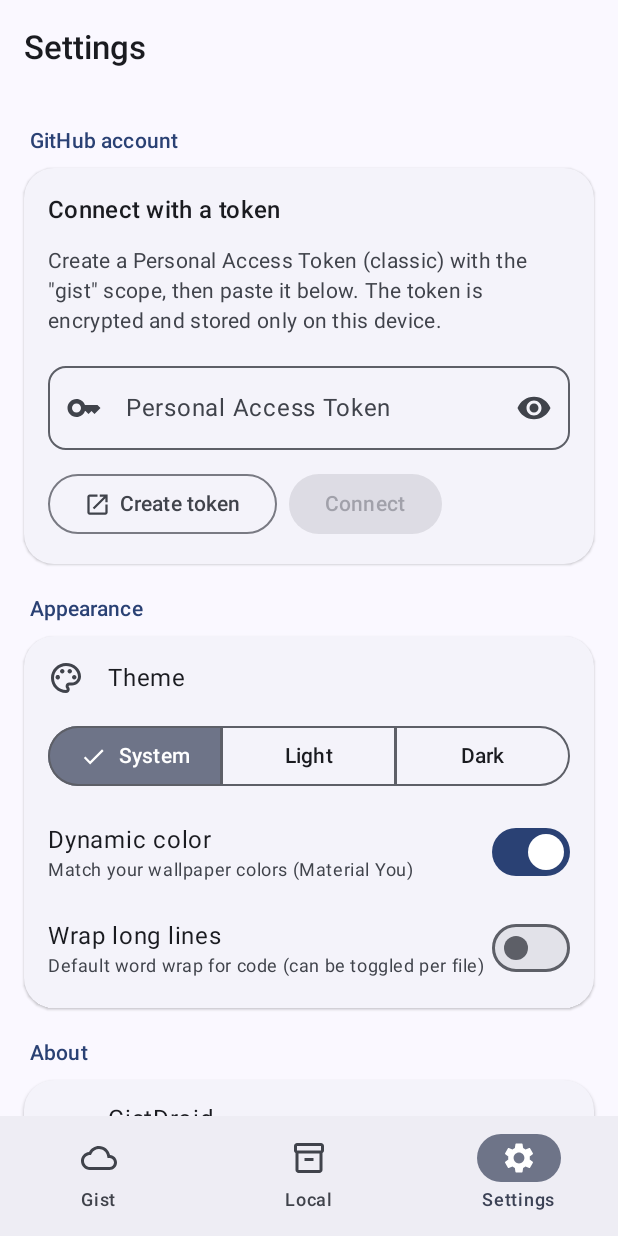
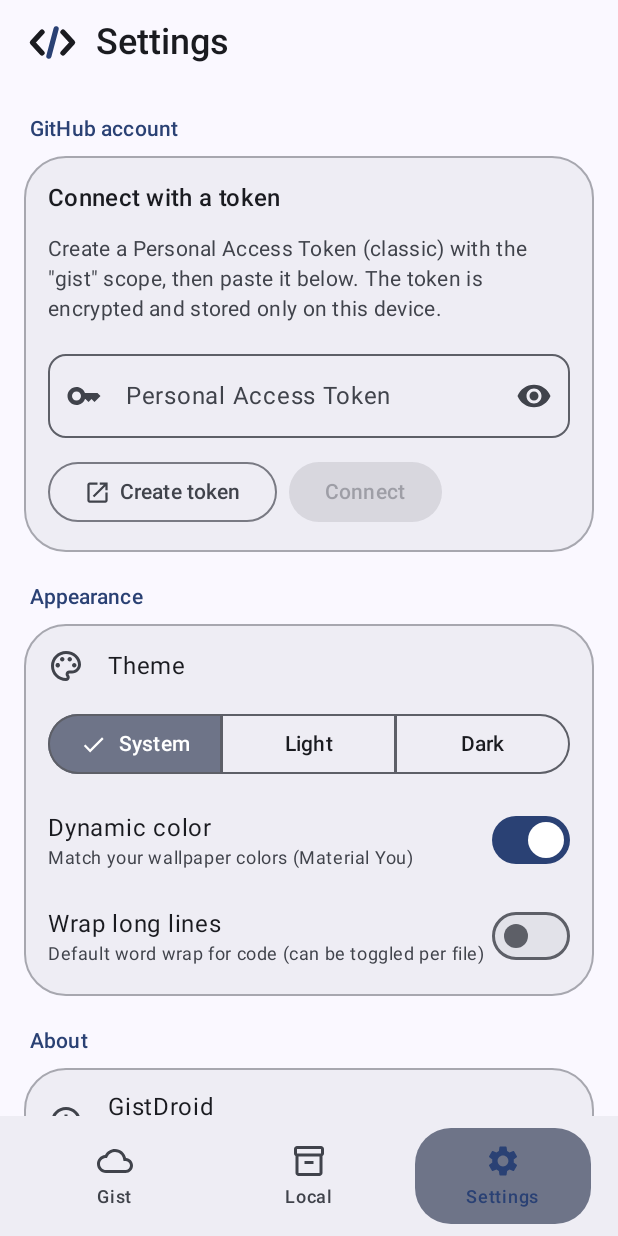
Before and after one commit to iamgiven/GistDroid, an Android app built with Jetpack Compose: the screen it shows after launch (MainActivity), after a tap on "Connect account", on a phone screen of 412 x 824 dp. Run offline under Robolectric (Android 15) with nearby library versions, the phone set to English and light mode, and no system bars; our stand-ins replace Room's generated code.

Commit message:
Header logo, outlined cards with status badges, pill navigation bar
- Theme-aware </> logo next to Gists, Local Snippets and Settings titles
- Tighter header: equal gap above and below the search field
- Cards: tonal container, hairline border, 28dp corners, divider, status badge
- Custom bottom bar with a wide pill indicator around icon and label
- Smaller filter chip spacing

```diff
--- a/app/src/main/java/io/github/iamgiven/gistdroid/ui/AppNavigation.kt
+++ b/app/src/main/java/io/github/iamgiven/gistdroid/ui/AppNavigation.kt
@@ -32,6 +32,8 @@ import androidx.navigation.compose.composable
 import androidx.navigation.compose.currentBackStackEntryAsState
 import androidx.navigation.compose.rememberNavController
 import androidx.navigation.navArgument
+import io.github.iamgiven.gistdroid.ui.components.AppNavigationBar
+import io.github.iamgiven.gistdroid.ui.components.NavItem
 import io.github.iamgiven.gistdroid.ui.editor.EditorScreen
 import io.github.iamgiven.gistdroid.ui.editor.EditorTarget
 import io.github.iamgiven.gistdroid.ui.gists.GistDetailScreen
@@ -54,12 +56,10 @@ private object Routes {
     const val NEW = "new"
 }
 
-private data class TopLevel(val route: String, val label: String, val icon: ImageVector, val selectedIcon: ImageVector)
-
 private val topLevels = listOf(
-    TopLevel(Routes.GISTS, "Gist", Icons.Outlined.Cloud, Icons.Filled.Cloud),
-    TopLevel(Routes.LOCAL, "Local", Icons.Outlined.Inventory2, Icons.Filled.Inventory2),
-    TopLevel(Routes.SETTINGS, "Settings", Icons.Outlined.Settings, Icons.Filled.Settings),
+    NavItem(Routes.GISTS, "Gist", Icons.Outlined.Cloud, Icons.Filled.Cloud),
+    NavItem(Routes.LOCAL, "Local", Icons.Outlined.Inventory2, Icons.Filled.Inventory2),
+    NavItem(Routes.SETTINGS, "Settings", Icons.Outlined.Settings, Icons.Filled.Settings),
 )
 
 private fun NavHostController.navigateTopLevel(route: String) = navigate(route) {
@@ -86,16 +86,8 @@ fun GistDroidNavHost() {
         contentWindowInsets = WindowInsets(0),
         bottomBar = {
             AnimatedVisibility(showBar, enter = expandVertically(), exit = shrinkVertically()) {
-                NavigationBar {
-                    topLevels.forEach { item ->
-                        val selected = currentRoute == item.route
-                        NavigationBarItem(
-                            selected = selected,
-                            onClick = { if (!selected) nav.navigateTopLevel(item.route) },
-                            icon = { Icon(if (selected) item.selectedIcon else item.icon, null) },
-                            label = { Text(item.label) },
-                        )
-                    }
+                AppNavigationBar(topLevels, currentRoute) { item ->
+                    if (item.route != currentRoute) nav.navigateTopLevel(item.route)
                 }
             }
         },
--- /dev/null
+++ b/app/src/main/java/io/github/iamgiven/gistdroid/ui/components/Cards.kt
@@ -0,0 +1,283 @@
+package io.github.iamgiven.gistdroid.ui.components
+
+import androidx.compose.animation.Crossfade
+import androidx.compose.animation.animateColorAsState
+import androidx.compose.animation.animateContentSize
+import androidx.compose.foundation.BorderStroke
+import androidx.compose.foundation.Canvas
+import androidx.compose.foundation.background
+import androidx.compose.foundation.clickable
+import androidx.compose.foundation.layout.Arrangement
+import androidx.compose.foundation.layout.Box
+import androidx.compose.foundation.layout.Column
+import androidx.compose.foundation.layout.ColumnScope
+import androidx.compose.foundation.layout.Row
+import androidx.compose.foundation.layout.RowScope
+import androidx.compose.foundation.layout.Spacer
+import androidx.compose.foundation.layout.WindowInsets
+import androidx.compose.foundation.layout.WindowInsetsSides
+import androidx.compose.foundation.layout.fillMaxHeight
+import androidx.compose.foundation.layout.fillMaxWidth
+import androidx.compose.foundation.layout.height
+import androidx.compose.foundation.layout.navigationBars
+import androidx.compose.foundation.layout.only
+import androidx.compose.foundation.layout.padding
+import androidx.compose.foundation.layout.safeDrawing
+import androidx.compose.foundation.layout.size
+import androidx.compose.foundation.layout.width
+import androidx.compose.foundation.layout.windowInsetsPadding
+import androidx.compose.foundation.shape.CircleShape
+import androidx.compose.foundation.shape.RoundedCornerShape
+import androidx.compose.material3.Card
+import androidx.compose.material3.CardDefaults
+import androidx.compose.material3.HorizontalDivider
+import androidx.compose.material3.Icon
+import androidx.compose.material3.MaterialTheme
+import androidx.compose.material3.Surface
+import androidx.compose.material3.Text
+import androidx.compose.runtime.Composable
+import androidx.compose.runtime.getValue
+import androidx.compose.ui.Alignment
+import androidx.compose.ui.Modifier
+import androidx.compose.ui.draw.clip
+import androidx.compose.ui.geometry.Offset
+import androidx.compose.ui.graphics.Color
+import androidx.compose.ui.graphics.Path
+import androidx.compose.ui.graphics.StrokeCap
+import androidx.compose.ui.graphics.StrokeJoin
+import androidx.compose.ui.graphics.drawscope.Stroke
+import androidx.compose.ui.graphics.vector.ImageVector
+import androidx.compose.ui.text.AnnotatedString
+import androidx.compose.ui.text.font.FontWeight
+import androidx.compose.ui.text.style.TextOverflow
+import androidx.compose.ui.unit.dp
+import androidx.compose.ui.unit.sp
+
+val CardShape = RoundedCornerShape(28.dp)
+private val InnerShape = RoundedCornerShape(20.dp)
+
+@Composable
+fun cardBorder() = BorderStroke(1.dp, MaterialTheme.colorScheme.outlineVariant.copy(alpha = 0.6f))
+
+/** The app's "</>" mark without background: chevrons follow the text color, the slash uses primary. */
+@Composable
+fun AppLogo(modifier: Modifier = Modifier.size(30.dp)) {
+    val chevron = MaterialTheme.colorScheme.onSurface
+    val slash = MaterialTheme.colorScheme.primary
+    Canvas(modifier) {
+        // Same geometry as the launcher icon, cropped to its 56-unit content box.
+        val k = size.minDimension / 56f
+        fun p(x: Float, y: Float) = Offset((x - 26f) * k, (y - 26f) * k)
+        val stroke = Stroke(width = 6.5f * k, cap = StrokeCap.Round, join = StrokeJoin.Round)
+        val chevrons = Path().apply {
+            moveTo(p(41f, 41f).x, p(41f, 41f).y); lineTo(p(29f, 54f).x, p(29f, 54f).y); lineTo(p(41f, 67f).x, p(41f, 67f).y)
+            moveTo(p(67f, 41f).x, p(67f, 41f).y); lineTo(p(79f, 54f).x, p(79f, 54f).y); lineTo(p(67f, 67f).x, p(67f, 67f).y)
+        }
+        drawPath(chevrons, chevron, style = stroke)
+        drawLine(slash, p(58.5f, 37f), p(49.5f, 71f), strokeWidth = stroke.width, cap = StrokeCap.Round)
+    }
+}
+
+/** Top header for top-level screens: logo + title, then optional controls (search, filters). */
+@Composable
+fun ListHeader(title: String, content: @Composable ColumnScope.() -> Unit = {}) {
+    Surface(color = MaterialTheme.colorScheme.background) {
+        Column(
+            Modifier
+                .fillMaxWidth()
+                .windowInsetsPadding(WindowInsets.safeDrawing.only(WindowInsetsSides.Top + WindowInsetsSides.Horizontal))
+        ) {
+            Row(
+                Modifier.padding(start = 20.dp, end = 16.dp, top = 12.dp, bottom = HEADER_GAP),
+                verticalAlignment = Alignment.CenterVertically,
+            ) {
+                AppLogo(Modifier.size(30.dp))
+                Spacer(Modifier.width(14.dp))
+                Text(title, style = MaterialTheme.typography.headlineSmall, fontWeight = FontWeight.SemiBold)
+            }
+            Column(Modifier.padding(horizontal = 16.dp), content = content)
+        }
+    }
+}
+
+/** Gap between the header title and the search field; also used below the search field. */
+val HEADER_GAP = 12.dp
+
+/** Small outlined status pill, e.g. "● PUBLIC". [active] uses the primary color. */
+@Composable
+fun StatusBadge(text: String, active: Boolean) {
+    val fg = if (active) MaterialTheme.colorScheme.primary else MaterialTheme.colorScheme.onSurfaceVariant
+    Surface(
+        shape = CircleShape,
+        color = if (active) MaterialTheme.colorScheme.primary.copy(alpha = 0.10f)
+        else MaterialTheme.colorScheme.onSurfaceVariant.copy(alpha = 0.10f),
+        border = BorderStroke(1.dp, fg.copy(alpha = 0.35f)),
+    ) {
+        Row(Modifier.padding(horizontal = 10.dp, vertical = 4.dp), verticalAlignment = Alignment.CenterVertically) {
+            Box(Modifier.size(6.dp).background(fg, CircleShape))
+            Spacer(Modifier.width(6.dp))
+            Text(
+                text.uppercase(),
+                color = fg,
+                style = MaterialTheme.typography.labelMedium,
+                fontWeight = FontWeight.SemiBold,
+                letterSpacing = 1.sp,
+            )
+        }
+    }
+}
+
+/** Card used by both the gist list and the local snippet list. */
+@Composable
+fun SnippetCard(
+    title: String,
+    icon: ImageVector,
+    badge: Pair<String, Boolean>?,
+    preview: AnnotatedString?,
+    onClick: () -> Unit,
+    modifier: Modifier = Modifier,
+    previewPlaceholder: Boolean = false,
+    meta: @Composable RowScope.() -> Unit,
+) {
+    Card(
+        onClick = onClick,
+        modifier = modifier.fillMaxWidth(),
+        shape = CardShape,
+        colors = CardDefaults.cardColors(containerColor = MaterialTheme.colorScheme.surfaceContainer),
+        border = cardBorder(),
+    ) {
+        Column(Modifier.padding(horizontal = 18.dp, vertical = 16.dp)) {
+            Row(verticalAlignment = Alignment.CenterVertically) {
+                Icon(icon, null, Modifier.size(24.dp), tint = MaterialTheme.colorScheme.onSurfaceVariant)
+                Spacer(Modifier.width(14.dp))
+                Text(
+                    title,
+                    style = MaterialTheme.typography.titleMedium,
+                    fontWeight = FontWeight.SemiBold,
+                    maxLines = 2,
+                    overflow = TextOverflow.Ellipsis,
+                    modifier = Modifier.weight(1f),
+                )
+                if (badge != null) {
+                    Spacer(Modifier.width(10.dp))
+                    StatusBadge(badge.first, badge.second)
+                }
+            }
+            HorizontalDivider(
+                Modifier.padding(vertical = 14.dp),
+                color = MaterialTheme.colorScheme.outlineVariant.copy(alpha = 0.6f),
+            )
+            Row(horizontalArrangement = Arrangement.spacedBy(14.dp), content = meta)
+            if (preview != null || previewPlaceholder) {
+                Spacer(Modifier.height(14.dp))
+                Surface(
+                    color = MaterialTheme.colorScheme.surfaceContainerLow,
+                    shape = InnerShape,
+                    border = cardBorder(),
+                    modifier = Modifier.fillMaxWidth().animateContentSize(),
+                ) {
+                    Crossfade(targetState = preview, label = "preview") { text ->
+                        Box(Modifier.padding(horizontal = 14.dp, vertical = 10.dp)) {
+                            if (text == null) {
+                                SkeletonLines(listOf(0.8f, 0.55f, 0.68f))
+                            } else {
+                                Text(
+                                    text,
+                                    style = MonoStyle,
+                                    color = MaterialTheme.colorScheme.onSurfaceVariant,
+                                    maxLines = 3,
+                                    overflow = TextOverflow.Ellipsis,
+                                )
+                            }
+                        }
+                    }
+                }
+            }
+        }
+    }
+}
+
+/** Placeholder shaped like [SnippetCard], shown while the list loads. */
+@Composable
+fun SkeletonCard() {
+    Card(
+        modifier = Modifier.fillMaxWidth(),
+        shape = CardShape,
+        colors = CardDefaults.cardColors(containerColor = MaterialTheme.colorScheme.surfaceContainer),
+        border = cardBorder(),
+    ) {
+        Column(Modifier.padding(horizontal = 18.dp, vertical = 16.dp)) {
+            Row(verticalAlignment = Alignment.CenterVertically) {
+                Box(Modifier.size(24.dp).background(skeletonColor(), CircleShape))
+                Spacer(Modifier.width(14.dp))
+                Box(Modifier.weight(1f)) {
+                    SkeletonLines(listOf(0.6f), MaterialTheme.typography.titleMedium.lineHeight)
+                }
+            }
+            HorizontalDivider(
+                Modifier.padding(vertical = 14.dp),
+                color = MaterialTheme.colorScheme.outlineVariant.copy(alpha = 0.6f),
+            )
+            SkeletonLines(listOf(0.55f), MaterialTheme.typography.labelMedium.lineHeight)
+            Spacer(Modifier.height(14.dp))
+            Surface(
+                color = MaterialTheme.colorScheme.surfaceContainerLow,
+                shape = InnerShape,
+                border = cardBorder(),
+                modifier = Modifier.fillMaxWidth(),
+            ) {
+                Box(Modifier.padding(horizontal = 14.dp, vertical = 10.dp)) {
+                    SkeletonLines(listOf(0.8f, 0.55f, 0.68f))
+                }
+            }
+        }
+    }
+}
+
+data class NavItem(val route: String, val label: String, val icon: ImageVector, val selectedIcon: ImageVector)
+
+/** Bottom navigation with a wide pill indicator that wraps both icon and label. */
+@Composable
+fun AppNavigationBar(items: List<NavItem>, selectedRoute: String?, onSelect: (NavItem) -> Unit) {
+    Surface(color = MaterialTheme.colorScheme.surfaceContainer) {
+        Row(
+            Modifier
+                .fillMaxWidth()
+                .windowInsetsPadding(WindowInsets.navigationBars)
+                .padding(horizontal = 12.dp, vertical = 8.dp)
+                .height(64.dp),
+        ) {
+            items.forEach { item ->
+                val selected = item.route == selectedRoute
+                val bg by animateColorAsState(
+                    if (selected) MaterialTheme.colorScheme.secondaryContainer else Color.Transparent,
+                    label = "navIndicator",
+                )
+                val fg by animateColorAsState(
+                    if (selected) MaterialTheme.colorScheme.primary else MaterialTheme.colorScheme.onSurfaceVariant,
+                    label = "navContent",
+                )
+                Column(
+                    Modifier
+                        .weight(1f)
+                        .fillMaxHeight()
+                        .padding(horizontal = 6.dp)
+                        .clip(RoundedCornerShape(24.dp))
+                        .background(bg)
+                        .clickable { onSelect(item) },
+                    horizontalAlignment = Alignment.CenterHorizontally,
+                    verticalArrangement = Arrangement.Center,
+                ) {
+                    Icon(if (selected) item.selectedIcon else item.icon, null, tint = fg)
+                    Spacer(Modifier.height(4.dp))
+                    Text(
+                        item.label,
+                        color = fg,
+                        style = MaterialTheme.typography.labelMedium,
+                        fontWeight = if (selected) FontWeight.SemiBold else FontWeight.Medium,
+                    )
+                }
+            }
+        }
+    }
+}
--- a/app/src/main/java/io/github/iamgiven/gistdroid/ui/settings/SettingsScreen.kt
+++ b/app/src/main/java/io/github/iamgiven/gistdroid/ui/settings/SettingsScreen.kt
@@ -76,7 +76,12 @@ import io.github.iamgiven.gistdroid.AppContainer
 import io.github.iamgiven.gistdroid.data.ThemeMode
 import io.github.iamgiven.gistdroid.data.remote.friendlyMessage
 import io.github.iamgiven.gistdroid.ui.appViewModel
+import io.github.iamgiven.gistdroid.ui.components.CardShape
+import io.github.iamgiven.gistdroid.ui.components.ListHeader
 import io.github.iamgiven.gistdroid.ui.components.SectionLabel
+import io.github.iamgiven.gistdroid.ui.components.cardBorder
+import androidx.compose.material3.Card
+import androidx.compose.material3.CardDefaults
 import kotlinx.coroutines.CancellationException
 import kotlinx.coroutines.flow.MutableStateFlow
 import kotlinx.coroutines.flow.SharingStarted
@@ -140,14 +145,19 @@ fun SettingsScreen() {
         runCatching { context.packageManager.getPackageInfo(context.packageName, 0).versionName }.getOrNull() ?: "-"
     }
 
-    Scaffold(topBar = { TopAppBar(title = { Text("Settings", fontWeight = FontWeight.SemiBold) }) }) { padding ->
+    Scaffold(topBar = { ListHeader("Settings") }) { padding ->
         LazyColumn(
             Modifier.padding(padding).fillMaxSize(),
             contentPadding = PaddingValues(start = 16.dp, end = 16.dp, bottom = 32.dp),
         ) {
             item { SectionLabel("GitHub account") }
             item {
-                ElevatedCard(shape = RoundedCornerShape(20.dp), modifier = Modifier.fillMaxWidth()) {
+                Card(
+                    shape = CardShape,
+                    colors = CardDefaults.cardColors(containerColor = MaterialTheme.colorScheme.surfaceContainer),
+                    border = cardBorder(),
+                    modifier = Modifier.fillMaxWidth(),
+                ) {
                     val user = login
                     if (user != null) {
                         ListItem(
@@ -179,7 +189,12 @@ fun SettingsScreen() {
 
             item { SectionLabel("Appearance") }
             item {
-                ElevatedCard(shape = RoundedCornerShape(20.dp), modifier = Modifier.fillMaxWidth()) {
+                Card(
+                    shape = CardShape,
+                    colors = CardDefaults.cardColors(containerColor = MaterialTheme.colorScheme.surfaceContainer),
+                    border = cardBorder(),
+                    modifier = Modifier.fillMaxWidth(),
+                ) {
                     Column(Modifier.padding(16.dp), verticalArrangement = Arrangement.spacedBy(16.dp)) {
                         Row(verticalAlignment = Alignment.CenterVertically) {
                             Icon(Icons.Outlined.Palette, null, tint = MaterialTheme.colorScheme.onSurfaceVariant)
@@ -226,7 +241,12 @@ fun SettingsScreen() {
 
             item { SectionLabel("About") }
             item {
-                ElevatedCard(shape = RoundedCornerShape(20.dp), modifier = Modifier.fillMaxWidth()) {
+                Card(
+                    shape = CardShape,
+                    colors = CardDefaults.cardColors(containerColor = MaterialTheme.colorScheme.surfaceContainer),
+                    border = cardBorder(),
+                    modifier = Modifier.fillMaxWidth(),
+                ) {
                     ListItem(
                         headlineContent = { Text("GistDroid") },
                         supportingContent = { Text("Version $version · GitHub Gist client") },
```
Also changed, not shown: app/src/main/java/io/github/iamgiven/gistdroid/ui/components/Components.kt (+10 -97 lines), app/src/main/java/io/github/iamgiven/gistdroid/ui/gists/GistListScreen.kt (+7 -7 lines), app/src/main/java/io/github/iamgiven/gistdroid/ui/local/LocalListScreen.kt (+10 -4 lines).
